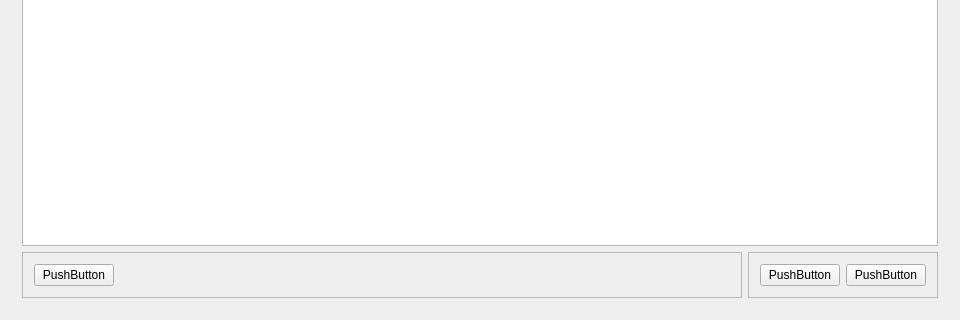
xavierliancw/Based-Itinerary, file Baseball-Itinerary-Program/primewin.ui: the form before one commit; both pictures show x 0 to 960 and y 394 to 714 of the 960 by 714 pixel window.
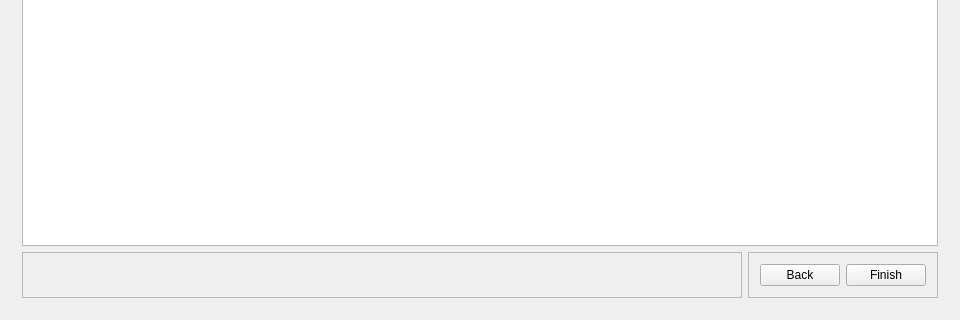
The form after the commit.

What changed in the file:
```diff
--- a/Baseball-Itinerary-Program/primewin.ui
+++ b/Baseball-Itinerary-Program/primewin.ui
@@ -1233,13 +1233,6 @@
            <enum>QFrame::Raised</enum>
           </property>
           <layout class="QHBoxLayout" name="horizontalLayout_5">
-           <item>
-            <widget class="QPushButton" name="pushButton_3">
-             <property name="text">
-              <string>PushButton</string>
-             </property>
-            </widget>
-           </item>
            <item>
             <spacer name="horizontalSpacer_12">
              <property name="orientation">
@@ -1268,14 +1261,14 @@
            <item>
             <widget class="QPushButton" name="pushButton_4">
              <property name="text">
-              <string>PushButton</string>
+              <string>Back</string>
              </property>
             </widget>
            </item>
            <item>
             <widget class="QPushButton" name="pushButton">
              <property name="text">
-              <string>PushButton</string>
+              <string>Finish</string>
              </property>
             </widget>
            </item>
```
Left out of the diff: 5 changed lines with no effect on the pictures.
